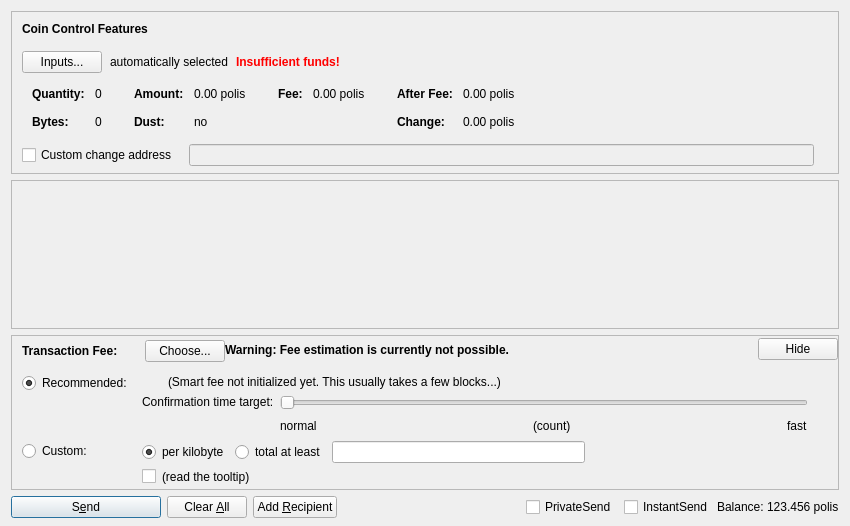
Above: src/qt/forms/sendcoinsdialog.ui from polispay/polis before the change. Below: the same form after it.
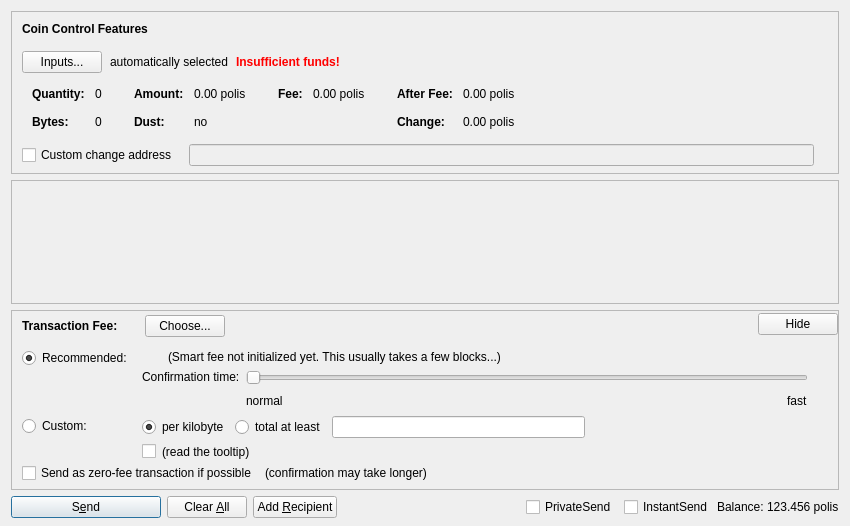
That is the form after the change. Custom widgets are drawn as their Qt base class.

```diff
--- a/src/qt/forms/sendcoinsdialog.ui
+++ b/src/qt/forms/sendcoinsdialog.ui
@@ -588,7 +588,7 @@
         <x>0</x>
         <y>0</y>
         <width>830</width>
-        <height>104</height>
+        <height>69</height>
        </rect>
       </property>
       <layout class="QVBoxLayout" name="verticalLayout_2" stretch="0,1">
@@ -759,33 +759,11 @@
             </item>
            </layout>
           </item>
-          <item>
-           <widget class="QLabel" name="fallbackFeeWarningLabel">
-            <property name="toolTip">
-             <string>Using the fallbackfee can result in sending a transaction that will take several hours or days (or never) to confirm. Consider choosing your fee manually or wait until your have validated the complete chain.</string>
-            </property>
-            <property name="font">
-            <font>
-                <weight>75</weight>
-                <bold>true</bold>
-            </font>
-            </property>
-            <property name="text">
-             <string>Warning: Fee estimation is currently not possible.</string>
-            </property>
-            <property name="wordWrap">
-             <bool>false</bool>
-            </property>
-           </widget>
-          </item>
           <item>
            <spacer name="horizontalSpacer_4">
             <property name="orientation">
              <enum>Qt::Horizontal</enum>
             </property>
-            <property name="sizeType">
-             <enum>QSizePolicy::MinimumExpanding</enum>
-            </property>
             <property name="sizeHint" stdset="0">
              <size>
               <width>40</width>
@@ -1053,7 +1031,7 @@
                    <item>
                     <widget class="QLabel" name="labelSmartFee3">
                      <property name="text">
-                      <string>Confirmation time target:</string>
+                      <string>Confirmation time:</string>
                      </property>
                      <property name="margin">
                       <number>2</number>
@@ -1086,7 +1064,7 @@
                       <number>0</number>
                      </property>
                      <property name="maximum">
-                      <number>23</number>
+                      <number>24</number>
                      </property>
                      <property name="pageStep">
                       <number>1</number>
@@ -1117,26 +1095,6 @@
                        </property>
                       </widget>
                      </item>
-                     <item>
-                      <spacer name="horizontalSpacer_7">
-                       <property name="orientation">
-                        <enum>Qt::Horizontal</enum>
-                       </property>
-                       <property name="sizeHint" stdset="0">
-                        <size>
-                         <width>40</width>
-                         <height>20</height>
-                        </size>
-                       </property>
-                      </spacer>
-                     </item>
-                     <item>
-                      <widget class="QLabel" name="confirmationTargetLabel">
-                       <property name="text">
-                        <string notr="true">(count)</string>
-                       </property>
-                      </widget>
-                     </item>
                      <item>
                       <spacer name="horizontalSpacer_3">
                        <property name="orientation">
@@ -1180,6 +1138,59 @@
              </item>
             </layout>
            </item>
+           <item>
+            <layout class="QHBoxLayout" name="horizontalLayoutFee5" stretch="0,0,0">
+             <property name="spacing">
+              <number>8</number>
+             </property>
+             <property name="bottomMargin">
+              <number>4</number>
+             </property>
+             <item>
+              <widget class="QCheckBox" name="checkBoxFreeTx">
+               <property name="text">
+                <string>Send as zero-fee transaction if possible</string>
+               </property>
+              </widget>
+             </item>
+             <item>
+              <widget class="QLabel" name="labelFreeTx">
+               <property name="text">
+                <string>(confirmation may take longer)</string>
+               </property>
+               <property name="margin">
+                <number>5</number>
+               </property>
+              </widget>
+             </item>
+             <item>
+              <spacer name="horizontalSpacerFee5">
+               <property name="orientation">
+                <enum>Qt::Horizontal</enum>
+               </property>
+               <property name="sizeHint" stdset="0">
+                <size>
+                 <width>1</width>
+                 <height>1</height>
+                </size>
+               </property>
+              </spacer>
+             </item>
+            </layout>
+           </item>
+           <item>
+            <spacer name="verticalSpacerFee2">
+             <property name="orientation">
+              <enum>Qt::Vertical</enum>
+             </property>
+             <property name="sizeHint" stdset="0">
+              <size>
+               <width>1</width>
+               <height>1</height>
+              </size>
+             </property>
+            </spacer>
+           </item>
           </layout>
          </widget>
         </item>
```
Left out of the diff: 2 changed lines with no effect on the pictures.
